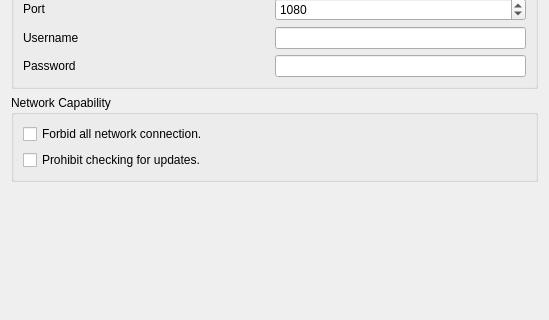
Before: the Qt Designer form ui/NetworkSettings.ui in saturneric/GpgFrontend, drawn with Qt 5; both pictures show x 0 to 549 and y 124 to 444 of the 549 by 727 pixel window.
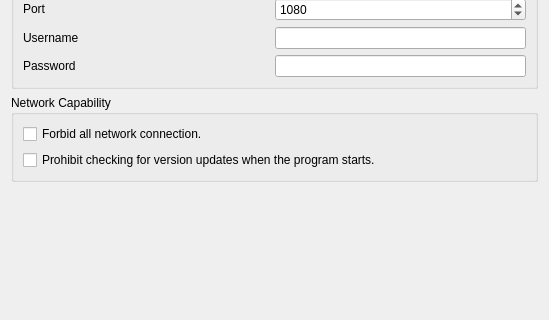
After: the same form once the commit is applied.

Diff of the .ui file:
```diff
--- a/ui/NetworkSettings.ui
+++ b/ui/NetworkSettings.ui
@@ -274,7 +274,7 @@
           <item>
            <widget class="QCheckBox" name="prohibitUpdateCheck">
             <property name="text">
-             <string>Prohibit checking for updates.</string>
+             <string>Prohibit checking for version updates when the program starts.</string>
             </property>
            </widget>
           </item>
```
